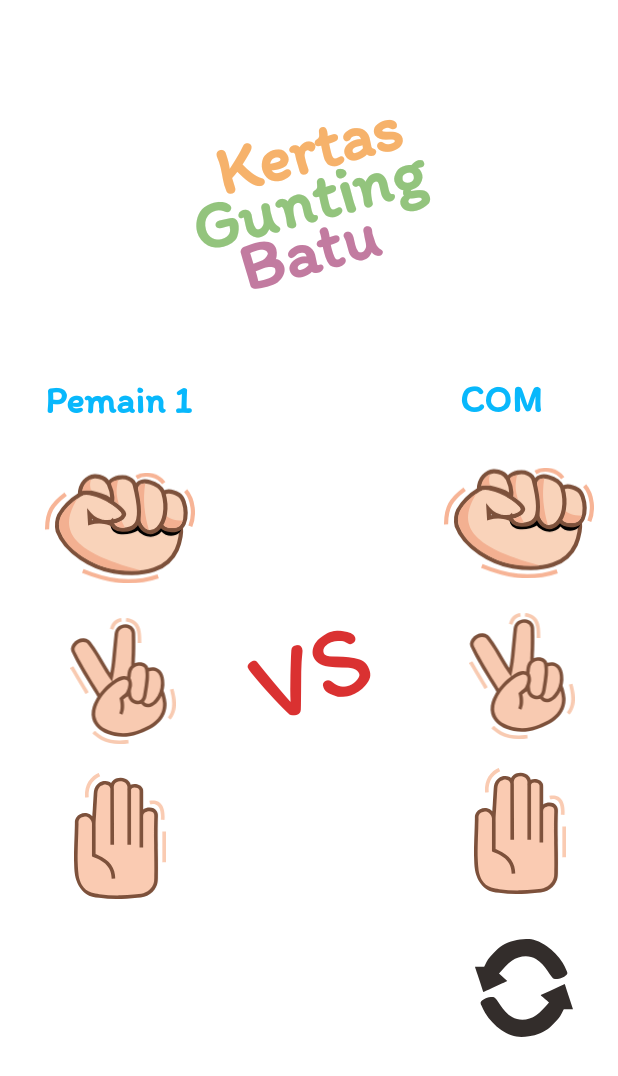
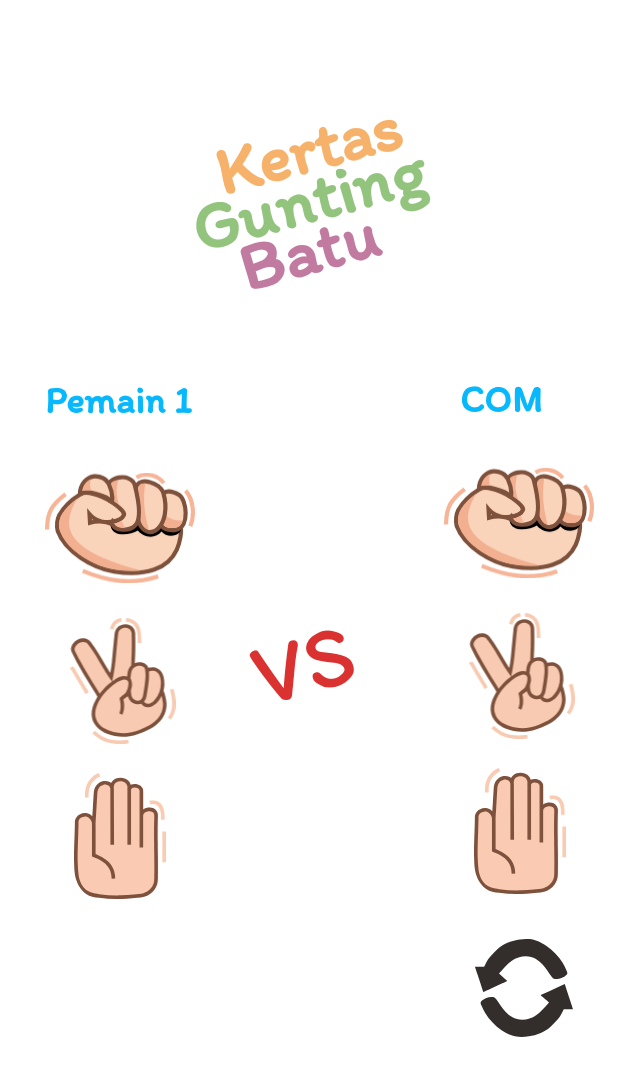
Before and after one commit to taufik0910/chalangeChapterFour, an Android app: the screen it shows after launch (MainActivity), on a phone screen of 412 x 824 dp. Shown: the top 1076 px of the screen. Run offline under Robolectric (Android 15) with nearby library versions, the phone set to English and light mode, and no system bars.

Commit message:
finish layouting done

```diff
--- a/app/src/main/res/layout/activity_main.xml
+++ b/app/src/main/res/layout/activity_main.xml
@@ -8,7 +8,6 @@
 
     <TextView
         android:id="@+id/jd_kertas"
-        android:textColor="@color/yellow"
         android:layout_width="match_parent"
         android:layout_height="wrap_content"
         android:layout_alignParentTop="true"
@@ -17,12 +16,12 @@
         android:gravity="center_horizontal"
         android:rotation="-15"
         android:text="@string/txt_jdl_kertas"
+        android:textColor="@color/yellow"
         android:textSize="45sp"
         android:textStyle="bold" />
 
     <TextView
         android:id="@+id/jd_gunting"
-        android:textColor="@color/green"
         android:layout_width="match_parent"
         android:layout_height="wrap_content"
         android:layout_below="@id/jd_kertas"
@@ -32,12 +31,12 @@
         android:gravity="center_horizontal"
         android:rotation="-15"
         android:text="@string/txt_jdl_gunting"
+        android:textColor="@color/green"
         android:textSize="45sp"
         android:textStyle="bold" />
 
     <TextView
         android:id="@+id/jd_batu"
-        android:textColor="@color/antah"
         android:layout_width="match_parent"
         android:layout_height="wrap_content"
         android:layout_below="@id/jd_gunting"
@@ -47,6 +46,7 @@
         android:gravity="center_horizontal"
         android:rotation="-15   "
         android:text="@string/txt_jdl_batu"
+        android:textColor="@color/antah"
         android:textSize="45sp"
         android:textStyle="bold" />
 
@@ -61,8 +61,8 @@
         android:layout_marginBottom="5dp"
         android:fontFamily="@font/itim_regular"
         android:text="@string/ply_user"
+        android:textColor="@color/antah2"
         android:textSize="25sp"
-        android:textColor="@color/antah2"
         android:textStyle="bold" />
 
     <TextView
@@ -74,12 +74,12 @@
         android:layout_marginLeft="342dp"
         android:layout_marginTop="249dp"
         android:layout_marginEnd="50dp"
-        android:textColor="@color/antah2"
         android:layout_toStartOf="@id/tx_pemain"
         android:layout_toLeftOf="@+id/tx_pemain"
         android:fontFamily="@font/itim_regular"
         android:gravity="center_horizontal"
         android:text="@string/ply_com"
+        android:textColor="@color/antah2"
         android:textSize="25sp"
         android:textStyle="bold" />
 
@@ -127,17 +127,19 @@
     <TextView
         android:layout_width="wrap_content"
         android:layout_height="wrap_content"
+        android:layout_centerInParent="true"
+        android:layout_marginStart="32dp"
+        android:layout_marginLeft="35dp"
+        android:layout_marginTop="196dp"
         android:layout_below="@id/jd_batu"
-        android:layout_centerHorizontal="true"
-        android:layout_marginStart="32dp"
-        android:layout_marginTop="196dp"
-        android:layout_toStartOf="@id/com_gunting"
-        android:layout_toEndOf="@id/usr_gunting"
+        android:layout_marginRight="31dp"
+        android:layout_toLeftOf="@id/com_gunting"
+        android:layout_toRightOf="@id/usr_gunting"
         android:fontFamily="@font/itim_regular"
-        android:rotation="-20"
+        android:rotation="-15"
         android:text="@string/vs"
         android:textColor="@color/red"
-        android:textSize="70sp" />
+        android:textSize="60sp" />
 
     <ImageView
         android:id="@+id/com_batu"
```
